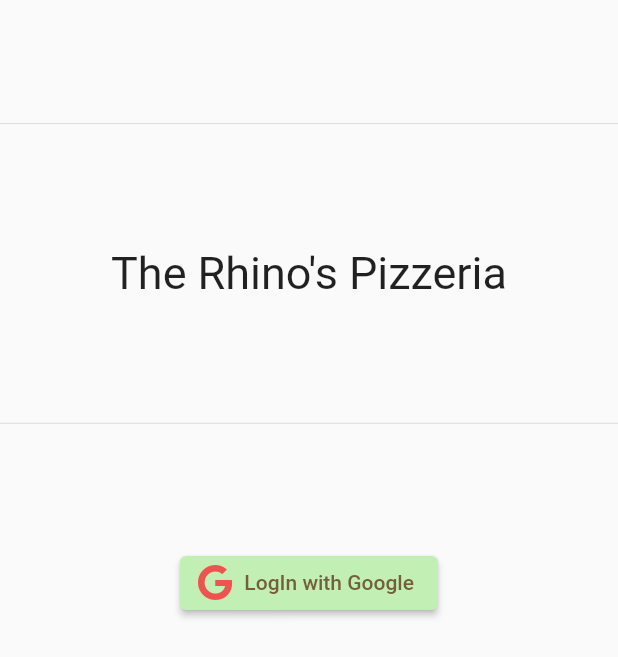
After one commit to Musab-Al-omari/The_Rhino-s_Pizzeria, a Flutter app: the screen it shows after launch, after a tap on "LogIn with Google", on a phone screen of 412 x 824 dp. The commit adds this screen. Shown: the top 657 px of the screen. Run offline on Flutter 3.47's test engine with Material 2 defaults, Android fonts, the phone set to English and light mode, and no system bars; our stand-ins replace firebase_auth, firebase_core, firebase_storage, font_awesome_flutter, google_sign_in, image_picker and 2 more; missing offline and left inert: dart:ffi; accounts and stored records are empty; network calls fail.

Commit message:
adding the log in with google

```diff
--- a/lib/main.dart
+++ b/lib/main.dart
@@ -1,14 +1,14 @@
 import 'package:firebase_core/firebase_core.dart';
 import 'package:flutter/material.dart';
-import 'package:firebase_auth/firebase_auth.dart';
+import 'package:rhino_pizzeria/providers/auth.dart';
 import 'package:rhino_pizzeria/providers/food_provider.dart';
 import 'package:rhino_pizzeria/providers/location_provider.dart';
 import 'package:rhino_pizzeria/screens/add_product.dart';
 import 'package:rhino_pizzeria/screens/food_menu.dart';
 import 'package:provider/provider.dart';
+import 'package:rhino_pizzeria/screens/login_screen.dart';
 import 'package:rhino_pizzeria/screens/one_pizza.dart';
 import 'package:rhino_pizzeria/screens/truck_location.dart';
-import 'package:rhino_pizzeria/test/my_tree.dart';
 
 void main() async {
   WidgetsFlutterBinding.ensureInitialized();
@@ -24,19 +24,20 @@ class MyApp extends StatelessWidget {
   Widget build(BuildContext context) {
     return MultiProvider(
       providers: [
-        StreamProvider.value(
-            value: FirebaseAuth.instance.authStateChanges(), initialData: User),
         ChangeNotifierProvider(
           create: (context) => FoodProvider(),
         ),
         ChangeNotifierProvider(
           create: (context) => LocationProvider(),
         ),
+        ChangeNotifierProvider(
+          create: (context) => Auth(),
+        ),
       ],
-      child: MaterialApp(
+      child: Consumer<Auth>(
+        builder: (context, authDat, _) => MaterialApp(
           title: 'Flutter Demo',
           theme: ThemeData(
-            fontFamily: 'Lato',
               colorScheme: const ColorScheme(
                   primary: Color.fromRGBO(194, 239, 179, 100),
                   primaryVariant: Color.fromRGBO(194, 239, 179, 100),
@@ -51,8 +52,19 @@ class MyApp extends StatelessWidget {
                   onBackground: Color.fromRGBO(115, 95, 61, 100),
                   onError: Colors.red,
                   brightness: Brightness.light)),
-        home: WidgetTree(),
-        //  FoodMenu(),
+          // home: WidgetTree(),
+          home: authDat.user != null
+              ? FoodMenu()
+              : FutureBuilder(
+                  builder: (context, snapshot) =>
+                      snapshot.connectionState == ConnectionState.waiting
+                          ? const Center(
+                              child: CircularProgressIndicator(),
+                            )
+                          : LoginScreen(),
+                ),
+          // LoginScreen(),
+
           routes: {
             AddProductScreen.AddProductScreenRoute: (context) =>
                 AddProductScreen(),
@@ -60,6 +72,7 @@ class MyApp extends StatelessWidget {
             TruckLocation.TruckLocationRoute: (context) => TruckLocation(),
           },
         ),
+      ),
     );
   }
 }
--- a/lib/providers/auth.dart
+++ b/lib/providers/auth.dart
@@ -1,32 +1,38 @@
 import 'package:firebase_auth/firebase_auth.dart';
+import 'package:flutter/material.dart';
 import 'package:google_sign_in/google_sign_in.dart';
 
-class Auth {
-  final FirebaseAuth _firebaseAuth = FirebaseAuth.instance;
+class Auth extends ChangeNotifier {
+  final googleSignIn = GoogleSignIn();
 
-  Future signInWithGoogle() async {
-    final googleSignIn = GoogleSignIn();
-    final googleUser = await googleSignIn.signIn();
-    if (googleUser != null) {
+  GoogleSignInAccount? _user;
+
+  GoogleSignInAccount? get user => _user;
+
+  Future googleLogin() async {
+    try {
+      final googleUser = await googleSignIn.signIn();
+      if (googleUser == null) return;
+      _user = googleUser;
+
       final googleAuth = await googleUser.authentication;
-      if (googleAuth.idToken != null) {
-        final userCredential = await _firebaseAuth.signInWithCredential(
-          GoogleAuthProvider.credential(
-              idToken: googleAuth.idToken, accessToken: googleAuth.accessToken),
-        );
-        return userCredential.user;
-      }
-    } else {
-      throw FirebaseAuthException(
-        message: "Sign in aborded by user",
-        code: "ERROR_ABORDER_BY_USER",
-      );
+      final credentials = GoogleAuthProvider.credential(
+          accessToken: googleAuth.accessToken, idToken: googleAuth.idToken);
+      await FirebaseAuth.instance.signInWithCredential(credentials);
+      notifyListeners();
+    } catch (e) {
+      print(e.toString());
     }
   }
 
-  Future<void> signOut() async {
-    final googleSignIn = GoogleSignIn();
-    await googleSignIn.signOut();
-    await _firebaseAuth.signOut();
+  Future logOut() async {
+    try {
+      await googleSignIn.disconnect();
+      await FirebaseAuth.instance.signOut();
+      _user = null;
+      notifyListeners();
+    } catch (e) {
+      print(e.toString());
+    }
   }
 }
--- a/lib/screens/drawer.dart
+++ b/lib/screens/drawer.dart
@@ -1,4 +1,6 @@
 import 'package:flutter/material.dart';
+import 'package:provider/provider.dart';
+import 'package:rhino_pizzeria/providers/auth.dart';
 
 class MyDrawer extends StatelessWidget {
   const MyDrawer({Key? key}) : super(key: key);
@@ -46,8 +48,8 @@ class MyDrawer extends StatelessWidget {
               alignment: Alignment.bottomCenter,
               child: DrawerBars(() {
                 Navigator.of(context).pop();
-                Navigator.of(context).pushReplacementNamed('/');
-                // Provider.of<Auth>(context, listen: false).logOut();
+                // Navigator.of(context).pushReplacementNamed('/');
+                Provider.of<Auth>(context, listen: false).logOut();
               }, Icons.logout, 'logOut'),
             ),
           ],
--- a/lib/screens/food_menu.dart
+++ b/lib/screens/food_menu.dart
@@ -1,4 +1,5 @@
 import 'package:flutter/material.dart';
+import 'package:rhino_pizzeria/providers/auth.dart';
 import 'package:rhino_pizzeria/providers/food_provider.dart';
 import 'package:rhino_pizzeria/screens/drawer.dart';
 import 'package:rhino_pizzeria/widgets/my_grid_pizza.dart';
--- /dev/null
+++ b/lib/screens/login_screen.dart
@@ -0,0 +1,39 @@
+import 'package:flutter/material.dart';
+import 'package:font_awesome_flutter/font_awesome_flutter.dart';
+import 'package:provider/provider.dart';
+import 'package:rhino_pizzeria/providers/auth.dart';
+
+class LoginScreen extends StatelessWidget {
+  const LoginScreen({Key? key}) : super(key: key);
+
+  @override
+  Widget build(BuildContext context) {
+    final height = MediaQuery.of(context).size.height;
+    return Scaffold(
+      body: SafeArea(
+        child: Column(children: [
+          Divider(
+            height: height * 0.2,
+          ),
+          const Text(
+            'The Rhino\'s Pizzeria',
+            style: TextStyle(fontSize: 30),
+          ),
+          Divider(
+            height: height * 0.2,
+          ),
+          ElevatedButton.icon(
+              onPressed: () {
+                final prov = Provider.of<Auth>(context, listen: false);
+                prov.googleLogin();
+              },
+              icon: FaIcon(
+                FontAwesomeIcons.google,
+                color: Colors.red.shade400,
+              ),
+              label: const Text('LogIn with Google'))
+        ]),
+      ),
+    );
+  }
+}
--- a/pubspec.yaml
+++ b/pubspec.yaml
@@ -39,6 +39,7 @@ dependencies:
   location: ^4.2.0
   google_sign_in: ^5.1.1
   firebase_auth: ^3.1.2
+  font_awesome_flutter: ^9.1.0
 
 
 
```
Also changed, not shown: pubspec.lock, 6 other files. Lines whose indentation alone changed are shown as unchanged.
